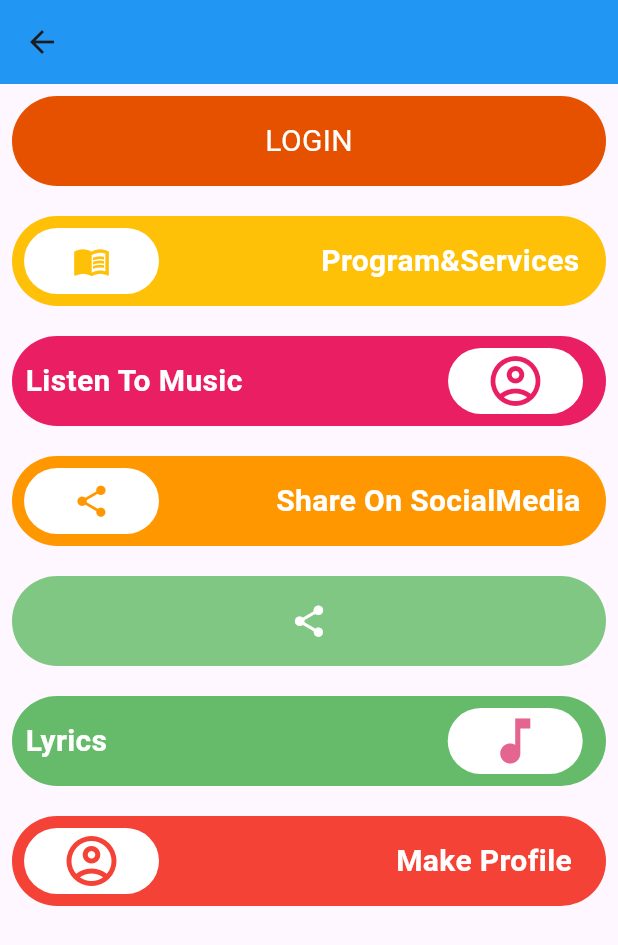
After one commit to pkathiriya62/flutter, a Flutter app: the Buttons3screen screen opened directly, on a phone screen of 412 x 824 dp. The commit adds this screen. Shown: the top 945 px of the screen. Run offline on Flutter 3.47's test engine with Material 3 defaults, Android fonts, the phone set to English and light mode, and no system bars; our stand-ins replace google_fonts.

Commit message:
textfield

```diff
--- /dev/null
+++ b/lib/buttons3.dart
@@ -0,0 +1,239 @@
+import 'package:flutter/material.dart';
+
+class Buttons3screen extends StatelessWidget {
+  const Buttons3screen({super.key});
+
+  @override
+  Widget build(BuildContext context) {
+    return Scaffold(
+      appBar: AppBar(
+        backgroundColor: Colors.blue,
+      ),
+      body: Padding(
+        padding: const EdgeInsets.all(8.0),
+        child: Column(
+          children: [
+            Container(
+              height: 60,
+              width: double.infinity,
+              decoration: BoxDecoration(
+                  color: Colors.orange[900],
+                  borderRadius: BorderRadius.circular(40)),
+              child: Center(
+                  child: Text(
+                'LOGIN',
+                style: TextStyle(color: Colors.white, fontSize: 20),
+              )),
+            ),
+            SizedBox(height: 20),
+            Container(
+              height: 60,
+              width: double.infinity,
+              decoration: BoxDecoration(
+                  borderRadius: BorderRadius.circular(40), color: Colors.amber),
+              child: Row(
+                children: [
+                  Padding(
+                    padding: const EdgeInsets.all(8.0),
+                    child: Container(
+                      height: 50,
+                      width: 90,
+                      decoration: BoxDecoration(
+                        color: Colors.white,
+                        borderRadius: BorderRadius.circular(30),
+                      ),
+                      child: Icon(
+                        Icons.menu_book,
+                        size: 25,
+                        color: Colors.amber,
+                      ),
+                    ),
+                  ),
+                  SizedBox(
+                    width: 100,
+                  ),
+                  Text(
+                    'Program&Services',
+                    style: TextStyle(
+                        fontSize: 20,
+                        fontWeight: FontWeight.w600,
+                        color: Colors.white),
+                  ),
+                ],
+              ),
+            ),
+            SizedBox(height: 20),
+            Container(
+              height: 60,
+              width: double.infinity,
+              decoration: BoxDecoration(
+                  borderRadius: BorderRadius.circular(40), color: Colors.pink),
+              child: Row(
+                children: [
+                  Padding(
+                    padding: const EdgeInsets.all(9.0),
+                    child: Text(
+                      'Listen To Music',
+                      style: TextStyle(
+                          fontSize: 20,
+                          fontWeight: FontWeight.w600,
+                          color: Colors.white),
+                    ),
+                  ),
+                  SizedBox(
+                    width: 120,
+                  ),
+                  Padding(
+                    padding: const EdgeInsets.all(8.0),
+                    child: Container(
+                      height: 50,
+                      width: 90,
+                      decoration: BoxDecoration(
+                        color: Colors.white,
+                        borderRadius: BorderRadius.circular(30),
+                      ),
+                      child: Icon(
+                        Icons.account_circle_outlined,
+                        size: 40,
+                        color: Colors.pink,
+                      ),
+                    ),
+                  ),
+                ],
+              ),
+            ),
+            SizedBox(height: 20),
+            Container(
+              height: 60,
+              width: double.infinity,
+              decoration: BoxDecoration(
+                  borderRadius: BorderRadius.circular(40),
+                  color: Colors.orange),
+              child: Row(
+                children: [
+                  Padding(
+                    padding: const EdgeInsets.all(8.0),
+                    child: Container(
+                      height: 50,
+                      width: 90,
+                      decoration: BoxDecoration(
+                        color: Colors.white,
+                        borderRadius: BorderRadius.circular(30),
+                      ),
+                      child: Icon(
+                        Icons.share,
+                        size: 25,
+                        color: Colors.orange,
+                      ),
+                    ),
+                  ),
+                  SizedBox(
+                    width: 70,
+                  ),
+                  Text(
+                    'Share On SocialMedia',
+                    style: TextStyle(
+                        fontSize: 20,
+                        fontWeight: FontWeight.w600,
+                        color: Colors.white),
+                  ),
+                ],
+              ),
+            ),
+            SizedBox(height: 20),
+            Container(
+              height: 60,
+              width: double.infinity,
+              decoration: BoxDecoration(
+                  color: Colors.green[300],
+                  borderRadius: BorderRadius.circular(40)),
+              child: Icon(
+                Icons.share,
+                size: 25,
+                color: Colors.white,
+              ),
+            ),
+            SizedBox(height: 20),
+            Container(
+              height: 60,
+              width: double.infinity,
+              decoration: BoxDecoration(
+                  borderRadius: BorderRadius.circular(40),
+                  color: Colors.green[400]),
+              child: Row(
+                children: [
+                  Padding(
+                    padding: const EdgeInsets.all(9.0),
+                    child: Text(
+                      'Lyrics',
+                      style: TextStyle(
+                          fontSize: 20,
+                          fontWeight: FontWeight.w600,
+                          color: Colors.white),
+                    ),
+                  ),
+                  SizedBox(
+                    width: 210,
+                  ),
+                  Padding(
+                    padding: const EdgeInsets.all(8.0),
+                    child: Container(
+                      height: 50,
+                      width: 90,
+                      decoration: BoxDecoration(
+                        color: Colors.white,
+                        borderRadius: BorderRadius.circular(30),
+                      ),
+                      child: Icon(
+                        Icons.music_note,
+                        size: 40,
+                        color: Color.fromARGB(255, 228, 102, 144),
+                      ),
+                    ),
+                  ),
+                ],
+              ),
+            ),
+            SizedBox(height: 20),
+            Container(
+              height: 60,
+              width: double.infinity,
+              decoration: BoxDecoration(
+                  borderRadius: BorderRadius.circular(40), color: Colors.red),
+              child: Row(
+                children: [
+                  Padding(
+                    padding: const EdgeInsets.all(8.0),
+                    child: Container(
+                      height: 50,
+                      width: 90,
+                      decoration: BoxDecoration(
+                        color: Colors.white,
+                        borderRadius: BorderRadius.circular(30),
+                      ),
+                      child: Icon(
+                        Icons.account_circle_outlined,
+                        size: 40,
+                        color: Colors.red,
+                      ),
+                    ),
+                  ),
+                  SizedBox(
+                    width: 150,
+                  ),
+                  Text(
+                    'Make Profile',
+                    style: TextStyle(
+                        fontSize: 20,
+                        fontWeight: FontWeight.w600,
+                        color: Colors.white),
+                  ),
+                ],
+              ),
+            ),
+          ],
+        ),
+      ),
+    );
+  }
+}
--- a/lib/main.dart
+++ b/lib/main.dart
@@ -1,4 +1,6 @@
-import 'package:first_project/button2.dart';
+//import 'package:first_project/button2.dart';
+//import 'package:first_project/buttons3.dart';
+import 'package:first_project/textfield.dart';
 //import 'package:first_project/buttons.dart';
 import 'package:flutter/material.dart';
 
@@ -18,7 +20,7 @@ class MyApp extends StatelessWidget {
         colorScheme: ColorScheme.fromSeed(seedColor: Colors.deepPurple),
         useMaterial3: true,
       ),
-      home: const Button2screeen(),
+      home: const TextFieldscreen(),
     );
   }
 }
--- /dev/null
+++ b/lib/textfield.dart
@@ -0,0 +1,33 @@
+import 'package:flutter/material.dart';
+
+class TextFieldscreen extends StatelessWidget {
+  const TextFieldscreen({super.key});
+
+  @override
+  Widget build(BuildContext context) {
+    TextEditingController textController = TextEditingController();
+
+    return Scaffold(
+      appBar: AppBar(backgroundColor: Colors.blue[900],),
+      body: Padding(
+        padding: const EdgeInsets.symmetric(horizontal: 15,vertical: 10),
+        child: Column(
+          children: [
+            TextField(
+              controller: textController,
+              decoration: InputDecoration(
+                border: OutlineInputBorder(),
+                hintText: 'Enter name',
+                suffixIcon: Icon(Icons.search),
+                prefix: Icon(Icons.person),
+              ),
+            ),
+            ElevatedButton(onPressed: (){
+              print(textController.text);
+            }, child: Text('Login'),),
+          ],
+        ),
+      ),
+    );
+  }
+}
```
